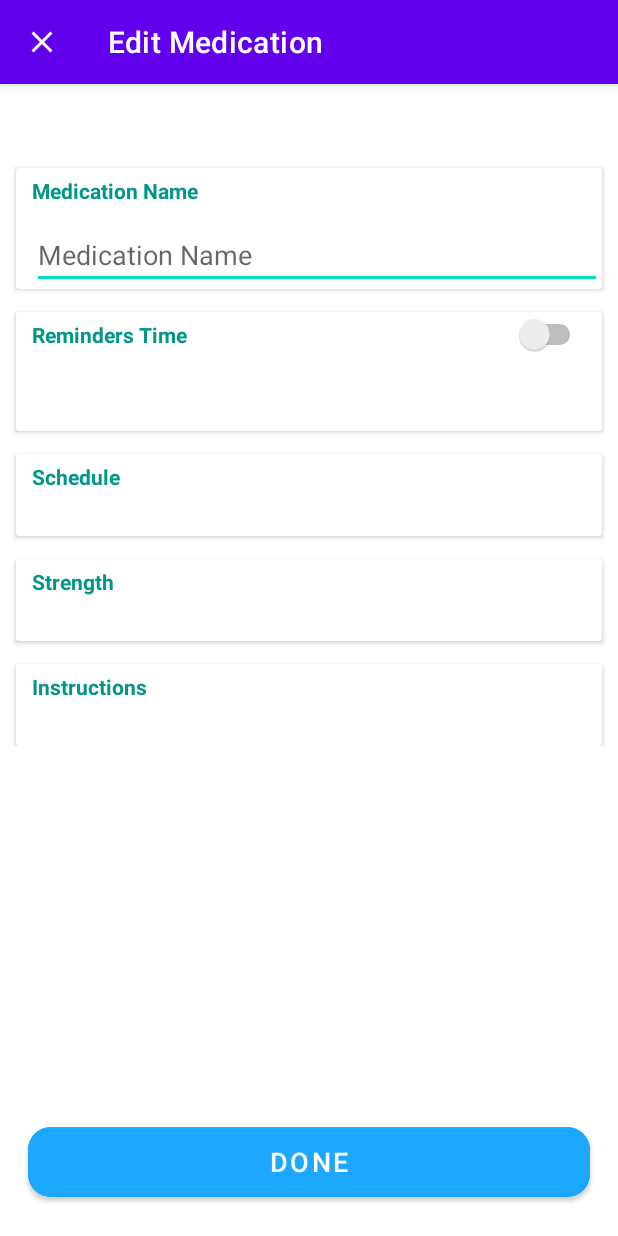
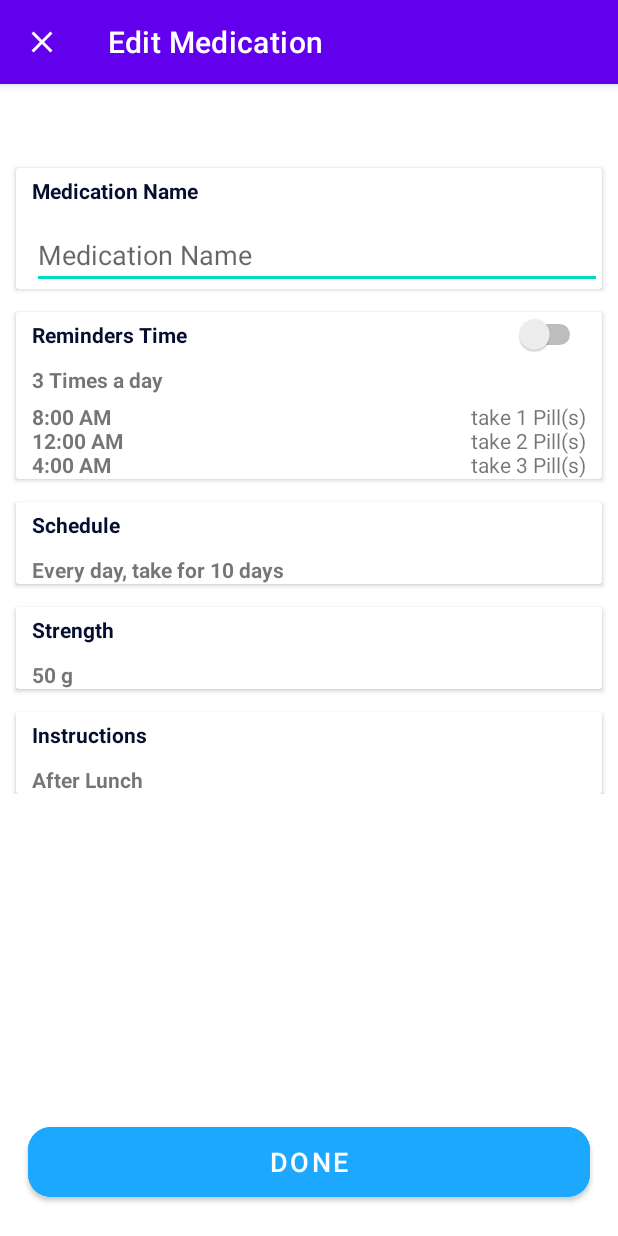
Before and after one commit to AhmedAbdallah125/Medical-Reminder, an Android app: the MedicationDrugEdit screen opened directly, with no data from a screen before it, on a phone screen of 412 x 824 dp. Run offline under Robolectric (Android 15) with nearby library versions, the phone set to English and light mode, and no system bars; our stand-ins replace sdp/ssp sizes.

Commit message:
UI(MedicationDrugDisplay+MedicationDrugDisplayEdit)2

```diff
--- a/app/src/main/java/com/team_three/medicalreminder/MainActivity.java
+++ b/app/src/main/java/com/team_three/medicalreminder/MainActivity.java
@@ -2,7 +2,10 @@ package com.team_three.medicalreminder;
 
 import androidx.appcompat.app.AppCompatActivity;
 
+import android.content.Intent;
 import android.os.Bundle;
+
+import com.team_three.medicalreminder.medicationdrug.view.MedicationDrugDisplay;
 
 public class MainActivity extends AppCompatActivity {
 
@@ -10,5 +13,7 @@ public class MainActivity extends AppCompatActivity {
     protected void onCreate(Bundle savedInstanceState) {
         super.onCreate(savedInstanceState);
         setContentView(R.layout.activity_main);
+        Intent intent = new Intent(this, MedicationDrugDisplay.class);
+        startActivity(intent);
     }
 }
--- a/app/src/main/java/com/team_three/medicalreminder/medicationdrug/view/MedicationDrugEdit.java
+++ b/app/src/main/java/com/team_three/medicalreminder/medicationdrug/view/MedicationDrugEdit.java
@@ -3,6 +3,7 @@ package com.team_three.medicalreminder.medicationdrug.view;
 import androidx.appcompat.app.AppCompatActivity;
 import androidx.core.view.MenuItemCompat;
 
+import android.content.Intent;
 import android.os.Bundle;
 import android.view.Menu;
 import android.view.MenuItem;
@@ -23,6 +24,14 @@ public class MedicationDrugEdit extends AppCompatActivity {
         Objects.requireNonNull(getSupportActionBar()).setDisplayHomeAsUpEnabled(true);
         getSupportActionBar().setHomeAsUpIndicator(R.drawable.ic_baseline_close_24);
         getSupportActionBar().setTitle("Edit Medication");
+        Intent intent = getIntent();
+        binding.edtTxtMedicationName.setText(intent.getStringExtra("name"));
+        binding.txtDoseTimes.setText("3 Times a day ");
+        binding.txtReminderDoseTime2.setText("8:00 AM\n12:00 AM\n4:00 AM");
+        binding.txtReminderPills2.setText("take 1 Pill(s)\ntake 2 Pill(s)\ntake 3 Pill(s)");
+        binding.txtReminderDuration2.setText("Every day, take for 10 days");
+        binding.txtDoseStrength.setText("50 g");
+        binding.txtDrugInstructions.setText("After Lunch");
     }
 
     @Override
--- a/app/src/main/res/layout/activity_medication_drug_edit.xml
+++ b/app/src/main/res/layout/activity_medication_drug_edit.xml
@@ -43,7 +43,7 @@
                         android:layout_marginStart="@dimen/_8sdp"
                         android:layout_marginTop="@dimen/_4sdp"
                         android:text="@string/MedicationName"
-                        android:textColor="#009688"
+                        android:textColor="@color/primaryText"
                         android:textStyle="bold"
                         app:layout_constraintStart_toStartOf="parent"
                         app:layout_constraintTop_toTopOf="parent" />
@@ -97,8 +97,7 @@
                         android:id="@+id/txtReminderPills2"
                         android:layout_width="0dp"
                         android:layout_height="wrap_content"
-                        android:layout_marginStart="@dimen/_3sdp"
-                        app:layout_constraintStart_toEndOf="@+id/txtReminderDoseTime2"
+                        app:layout_constraintEnd_toEndOf="@+id/TimerSwitch"
                         app:layout_constraintTop_toTopOf="@+id/txtReminderDoseTime2"
                         tools:text="take (1) pills" />
 
@@ -119,7 +118,7 @@
                         android:layout_marginStart="@dimen/_8sdp"
                         android:layout_marginTop="@dimen/_4sdp"
                         android:text="@string/Reminders_Time"
-                        android:textColor="#009688"
+                        android:textColor="@color/primaryText"
                         android:textStyle="bold"
                         app:layout_constraintStart_toStartOf="parent"
                         app:layout_constraintTop_toTopOf="parent" />
@@ -160,7 +159,7 @@
                         android:layout_marginStart="@dimen/_8sdp"
                         android:layout_marginTop="@dimen/_4sdp"
                         android:text="@string/Schedule"
-                        android:textColor="#009688"
+                        android:textColor="@color/primaryText"
                         android:textStyle="bold"
                         app:layout_constraintStart_toStartOf="parent"
                         app:layout_constraintTop_toTopOf="parent" />
@@ -199,7 +198,7 @@
                         android:layout_marginStart="@dimen/_8sdp"
                         android:layout_marginTop="@dimen/_4sdp"
                         android:text="@string/Strength"
-                        android:textColor="#009688"
+                        android:textColor="@color/primaryText"
                         android:textStyle="bold"
                         app:layout_constraintStart_toStartOf="parent"
                         app:layout_constraintTop_toTopOf="parent" />
@@ -237,7 +236,7 @@
                         android:layout_marginStart="@dimen/_8sdp"
                         android:layout_marginTop="@dimen/_4sdp"
                         android:text="@string/Instructions"
-                        android:textColor="#009688"
+                        android:textColor="@color/primaryText"
                         android:textStyle="bold"
                         app:layout_constraintStart_toStartOf="parent"
                         app:layout_constraintTop_toTopOf="parent" />
```
Also changed, not shown: app/src/main/java/com/team_three/medicalreminder/medicationdrug/view/MedicationDrugDisplay.java (+8 -0 lines).
